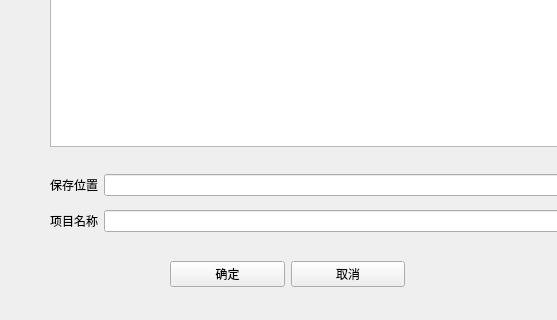
stormouse/Tree_Viewer_QtOpengl, file newfrom.ui: the form before one commit; both pictures show x 0 to 557 and y 194 to 514 of the 729 by 514 pixel window.
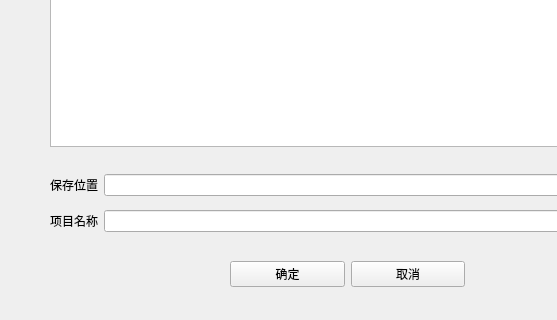
The form after the commit.

```diff
--- a/newfrom.ui
+++ b/newfrom.ui
@@ -29,7 +29,7 @@
   <widget class="QWidget" name="layoutWidget">
    <property name="geometry">
     <rect>
-     <x>170</x>
+     <x>230</x>
      <y>450</y>
      <width>235</width>
      <height>36</height>
@@ -52,7 +52,7 @@
     </item>
    </layout>
   </widget>
-  <widget class="QWidget" name="">
+  <widget class="QWidget" name="layoutWidget">
    <property name="geometry">
     <rect>
      <x>50</x>
@@ -81,7 +81,7 @@
     </item>
    </layout>
   </widget>
-  <widget class="QWidget" name="">
+  <widget class="QWidget" name="layoutWidget">
    <property name="geometry">
     <rect>
      <x>50</x>
```
Left out of the diff: 6 changed lines with no effect on the pictures.
